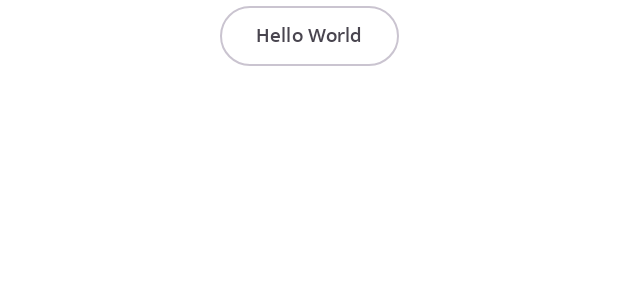
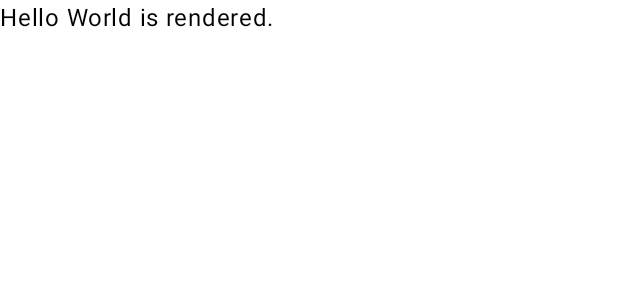
Before and after one commit to ramt57/Bhagwat-Gita, an Android app built with Jetpack Compose: the @Preview function AppAndroidPreview, on a phone screen of 412 x 824 dp. Shown: the top 300 px of the screen. Run offline under Robolectric (Android 15) with nearby library versions, the phone set to English and light mode, and no system bars; our stand-ins replace Compose Multiplatform resources.

```diff
--- a/composeApp/build.gradle.kts
+++ b/composeApp/build.gradle.kts
@@ -61,6 +61,11 @@ android {
         versionCode = 1
         versionName = "1.0"
     }
+
+    buildFeatures {
+        compose = true
+    }
+
     packaging {
         resources {
             excludes += "/META-INF/{AL2.0,LGPL2.1}"
--- a/composeApp/src/androidMain/kotlin/org/ramt57/bhagwatgita/MainActivity.kt
+++ b/composeApp/src/androidMain/kotlin/org/ramt57/bhagwatgita/MainActivity.kt
@@ -16,7 +16,7 @@ class MainActivity : ComponentActivity() {
     }
 }
 
-@Preview
+@Preview(showBackground = true)
 @Composable
 fun AppAndroidPreview() {
     App()
--- a/composeApp/src/commonMain/kotlin/org/ramt57/bhagwatgita/App.kt
+++ b/composeApp/src/commonMain/kotlin/org/ramt57/bhagwatgita/App.kt
@@ -13,12 +13,13 @@ import androidx.compose.ui.Modifier
 import androidx.compose.ui.unit.TextUnit
 import androidx.compose.ui.unit.TextUnitType
 import org.jetbrains.compose.resources.painterResource
-import org.jetbrains.compose.ui.tooling.preview.Preview
+
 
 import bhagwatgita.composeapp.generated.resources.Res
 import bhagwatgita.composeapp.generated.resources.compose_multiplatform
 import bhagwatgita.composeapp.generated.resources.hello_world
 import org.jetbrains.compose.resources.stringResource
+import org.jetbrains.compose.ui.tooling.preview.Preview
 import org.ramt57.bhagwatgita.ui.theme.AppTheme
 import org.ramt57.bhagwatgita.ui.theme.Spacing
 
@@ -26,23 +27,6 @@ import org.ramt57.bhagwatgita.ui.theme.Spacing
 @Preview
 fun App() {
     AppTheme {
-        var showContent by remember { mutableStateOf(false) }
-        Column(Modifier.fillMaxWidth(), horizontalAlignment = Alignment.CenterHorizontally) {
-            OutlinedButton(onClick = { showContent = !showContent }) {
-                Text(stringResource(Res.string.hello_world))
-            }
-            AnimatedVisibility(showContent) {
-                val greeting = remember { Greeting().greet() }
-                Column(
-                    Modifier.fillMaxWidth(),
-                    horizontalAlignment = Alignment.CenterHorizontally
-                ) {
-                    Image(painterResource(Res.drawable.compose_multiplatform), null)
-                    Text(
-                        text = "Compose: $greeting"
-                    )
-                }
-            }
-        }
+       Text("Hello World is rendered.")
     }
 }
--- a/composeApp/src/commonMain/kotlin/org/ramt57/bhagwatgita/ui/theme/Theme.kt
+++ b/composeApp/src/commonMain/kotlin/org/ramt57/bhagwatgita/ui/theme/Theme.kt
@@ -2,6 +2,7 @@ package org.ramt57.bhagwatgita.ui.theme
 
 import androidx.compose.foundation.isSystemInDarkTheme
 import androidx.compose.material3.MaterialTheme
+import androidx.compose.material3.Typography
 import androidx.compose.material3.lightColorScheme
 import androidx.compose.material3.darkColorScheme
 import androidx.compose.runtime.Composable
@@ -268,7 +269,7 @@ fun AppTheme(
 
     MaterialTheme(
         colorScheme = colorScheme,
-        typography = AppTypography(),
+        typography = Typography(),
         content = content
     )
 }
--- a/gradle/libs.versions.toml
+++ b/gradle/libs.versions.toml
@@ -3,7 +3,7 @@ agp = "8.2.2"
 android-compileSdk = "34"
 android-minSdk = "24"
 android-targetSdk = "34"
-androidx-activityCompose = "1.9.2"
+androidx-activityCompose = "1.9.3"
 androidx-appcompat = "1.7.0"
 androidx-constraintlayout = "2.1.4"
 androidx-core-ktx = "1.13.1"
```
